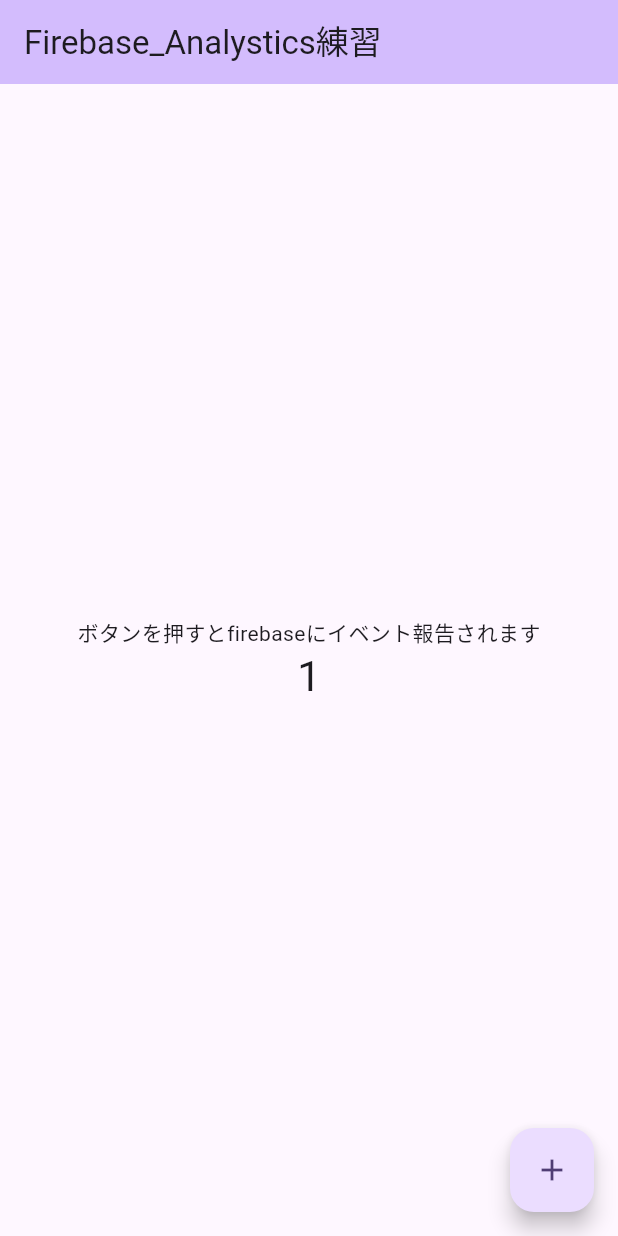
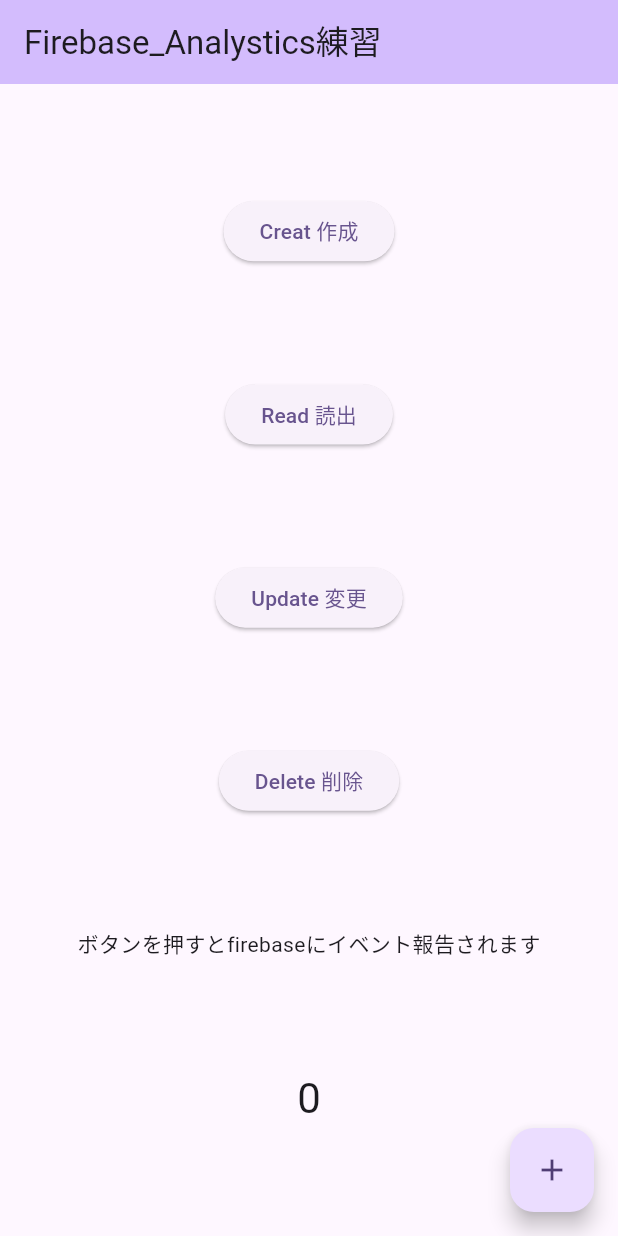
Before and after one commit to oka-teruhiro/sanchu6i, a Flutter app: the screen it shows after launch, after a tap on the "add" icon, on a phone screen of 412 x 824 dp. Run offline on Flutter 3.47's test engine with Material 3 defaults, Android fonts, the phone set to English and light mode, and no system bars; our stand-ins replace cloud_firestore, firebase_analytics, firebase_core; accounts and stored records are empty; generated files the repository leaves out were written again.

Commit message:
4: ファイアーストレージの基本的な 追加・読出・変更・削除 を実装

```diff
--- a/lib/main.dart
+++ b/lib/main.dart
@@ -1,6 +1,15 @@
+import 'package:firebase_analytics/firebase_analytics.dart';
 import 'package:flutter/material.dart';
+import 'package:firebase_core/firebase_core.dart';
+import 'package:sanchu6i/service.dart';
+import 'firebase_options.dart';
 
-void main() {
+void main() async {
+
+  WidgetsFlutterBinding.ensureInitialized();
+  await Firebase.initializeApp(
+    options: DefaultFirebaseOptions.currentPlatform,
+  );
   runApp(const MyApp());
 }
 
@@ -40,6 +49,44 @@
 
   @override
   Widget build(BuildContext context) {
+
+    // crate 作成 //
+    final c = ElevatedButton(
+        onPressed: () {
+          final service = FirestoreService();
+          service.crate();
+        },
+        child: const Text('Creat 作成'),
+    );
+
+    // read 読出 //
+    final r = ElevatedButton(
+      onPressed: () {
+        final service = FirestoreService();
+        service.read();
+      },
+      child: const Text('Read 読出'),
+    );
+
+    // update 変更 //
+    final u = ElevatedButton(
+      onPressed: () {
+        final service = FirestoreService();
+        service.update();
+      },
+      child: const Text('Update 変更'),
+    );
+
+    // delete 削除 //
+    final d = ElevatedButton(
+      onPressed: () {
+        final service = FirestoreService();
+        service.delete();
+      },
+      child: const Text('Delete 削除'),
+    );
+
+
     return Scaffold(
       appBar: AppBar(
         backgroundColor: Theme.of(context).colorScheme.inversePrimary,
@@ -47,8 +94,12 @@
       ),
       body: Center(
         child: Column(
-          mainAxisAlignment: MainAxisAlignment.center,
+          mainAxisAlignment: MainAxisAlignment.spaceEvenly,
           children: <Widget>[
+            c,
+            r,
+            u,
+            d,
             const Text(
               'ボタンを押すとfirebaseにイベント報告されます',
             ),
@@ -60,7 +111,14 @@
         ),
       ),
       floatingActionButton: FloatingActionButton(
-        onPressed: _incrementCounter,
+        onPressed: () {
+          _incrementCounter;
+          FirebaseAnalytics.instance.logEvent(
+            name: 'ボタンが押されました',
+          );
+          //_incrementCounter;
+
+          },
         tooltip: 'Increment',
         child: const Icon(Icons.add),
       ), // This trailing comma makes auto-formatting nicer for build methods.
--- a/pubspec.yaml
+++ b/pubspec.yaml
@@ -8,6 +8,10 @@
   flutter:
     sdk: flutter
   cupertino_icons: ^1.0.8
+  firebase_core: ^3.2.0
+  firebase_analytics: ^11.2.0
+  #firebase_auth: ^5.1.2
+  cloud_firestore: ^5.1.0
 dev_dependencies:
   flutter_test:
     sdk: flutter
```
Also changed, not shown: lib/service.dart (added, +113 -0 lines), pubspec.lock, 11 other files.
